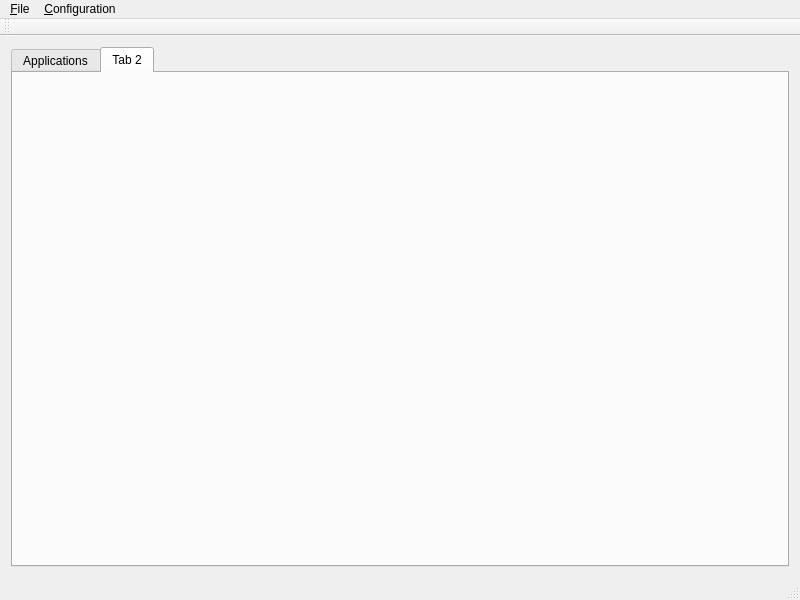
Before: the Qt Designer form source/mainwindow.ui in martin-kudlicka/virtual-desktop-manager, drawn with Qt 5.
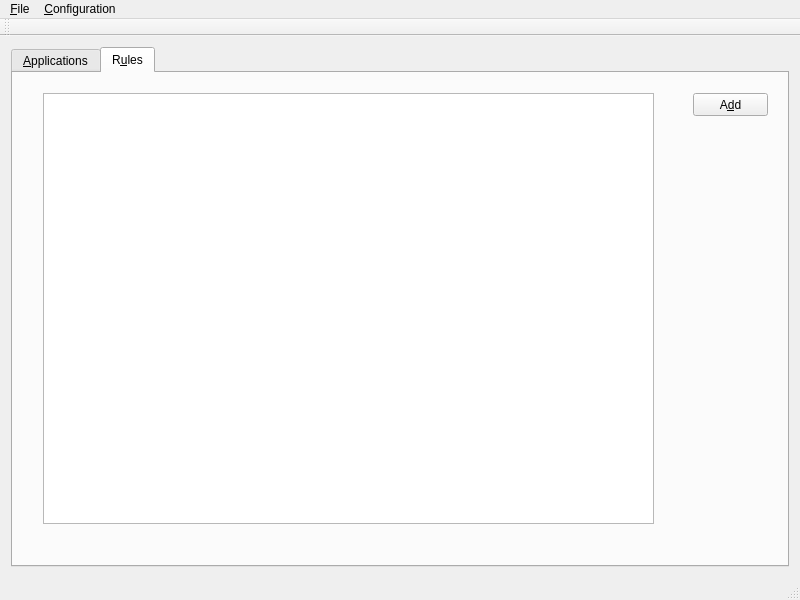
After: the same form once the commit is applied. The open tabs and pages were chosen to show the change.

Commit message: + rule dialog

What changed in the file:
```diff
--- a/source/mainwindow.ui
+++ b/source/mainwindow.ui
@@ -19,7 +19,7 @@
      <widget class="QTabWidget" name="tabWidget">
       <widget class="QWidget" name="tab">
        <attribute name="title">
-        <string>Applications</string>
+        <string>&amp;Applications</string>
        </attribute>
        <layout class="QVBoxLayout" name="verticalLayout">
         <item>
@@ -60,8 +60,31 @@
       </widget>
       <widget class="QWidget" name="tab_2">
        <attribute name="title">
-        <string>Tab 2</string>
+        <string>R&amp;ules</string>
        </attribute>
+       <widget class="QTreeView" name="ruleView">
+        <property name="geometry">
+         <rect>
+          <x>30</x>
+          <y>20</y>
+          <width>611</width>
+          <height>431</height>
+         </rect>
+        </property>
+       </widget>
+       <widget class="QPushButton" name="addRuleButton">
+        <property name="geometry">
+         <rect>
+          <x>680</x>
+          <y>20</y>
+          <width>75</width>
+          <height>23</height>
+         </rect>
+        </property>
+        <property name="text">
+         <string>A&amp;dd</string>
+        </property>
+       </widget>
       </widget>
      </widget>
     </item>
```
Left out of the diff: 3 changed lines with no effect on the pictures. The commit also changes 7 other files.
